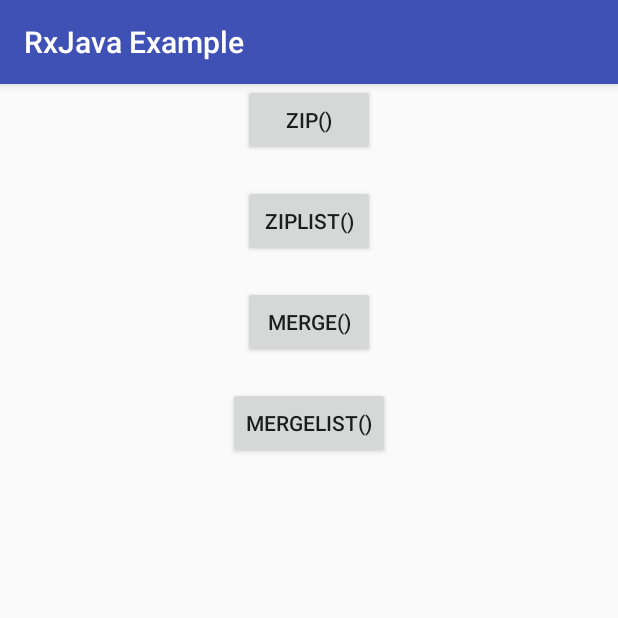
After one commit to quangtd95/RxJava-2-Android-Example, an Android app: the ZipAndMergeActivity screen opened directly, with no data from a screen before it, on a phone screen of 412 x 824 dp, the top half of it. The commit adds this screen. Run offline under Robolectric (Android 15) with nearby library versions, the phone set to English and light mode, and no system bars; our stand-ins replace RxJava.

Commit message:
zip list & merge list

```diff
--- a/app/src/main/AndroidManifest.xml
+++ b/app/src/main/AndroidManifest.xml
@@ -20,6 +20,7 @@
                 <category android:name="android.intent.category.LAUNCHER"/>
             </intent-filter>
         </activity>
+        <activity android:name=".zipAndMerge.ZipAndMergeActivity"/>
     </application>
 
 </manifest>
--- a/app/src/main/java/com/quangtd/rxexamples/HomeActivity.java
+++ b/app/src/main/java/com/quangtd/rxexamples/HomeActivity.java
@@ -10,6 +10,7 @@ import android.widget.Toast;
 import com.quangtd.rxexamples.concat2.ConcatStream2;
 import com.quangtd.rxexamples.loadMoreRecyclerView.MainActivity;
 import com.quangtd.rxexamples.zip.Zip;
+import com.quangtd.rxexamples.zipAndMerge.ZipAndMergeActivity;
 
 /**
  * QuangTD on 11/4/2017.
@@ -44,5 +45,6 @@ public class HomeActivity extends AppCompatActivity {
     }
 
     public void zip_merge(View view) {
+        startActivity(new Intent(this, ZipAndMergeActivity.class));
     }
 }
--- /dev/null
+++ b/app/src/main/res/layout/activity_zip_merge.xml
@@ -0,0 +1,73 @@
+<LinearLayout
+    xmlns:android="http://schemas.android.com/apk/res/android"
+    xmlns:tools="http://schemas.android.com/tools"
+    android:layout_width="match_parent"
+    android:layout_height="match_parent"
+    android:orientation="vertical"
+    tools:context=".zipAndMerge.ZipAndMergeActivity">
+
+    <Button
+        android:id="@+id/btn_zip"
+        android:layout_width="wrap_content"
+        android:layout_height="wrap_content"
+        android:layout_gravity="center"
+        android:onClick="zip"
+        android:text="zip()"
+        />
+
+    <TextView
+        android:id="@+id/txt_zip"
+        android:layout_width="wrap_content"
+        android:layout_height="wrap_content"
+        android:layout_gravity="center"
+        />
+
+    <Button
+        android:id="@+id/btn_zip_list"
+        android:layout_width="wrap_content"
+        android:layout_height="wrap_content"
+        android:layout_gravity="center"
+        android:onClick="zipList"
+        android:text="zipList()"
+        />
+
+    <TextView
+        android:id="@+id/txt_zip_list"
+        android:layout_width="wrap_content"
+        android:layout_height="wrap_content"
+        android:layout_gravity="center"
+        />
+
+    <Button
+        android:id="@+id/btn_merge"
+        android:layout_width="wrap_content"
+        android:layout_height="wrap_content"
+        android:layout_gravity="center"
+        android:onClick="merge"
+        android:text="merge()"
+        />
+
+    <TextView
+        android:id="@+id/txt_merge"
+        android:layout_width="wrap_content"
+        android:layout_height="wrap_content"
+        android:layout_gravity="center"
+        />
+
+    <Button
+        android:id="@+id/btn_merge_list"
+        android:layout_width="wrap_content"
+        android:layout_height="wrap_content"
+        android:layout_gravity="center"
+        android:onClick="mergeList"
+        android:text="mergeList()"
+        />
+
+    <TextView
+        android:id="@+id/txt_merge_list"
+        android:layout_width="wrap_content"
+        android:layout_height="wrap_content"
+        android:layout_gravity="center"
+        />
+
+</LinearLayout>
```
Also changed, not shown: app/src/main/java/com/quangtd/rxexamples/zipAndMerge/ZipAndMergeActivity.java (added, +86 -0 lines).
